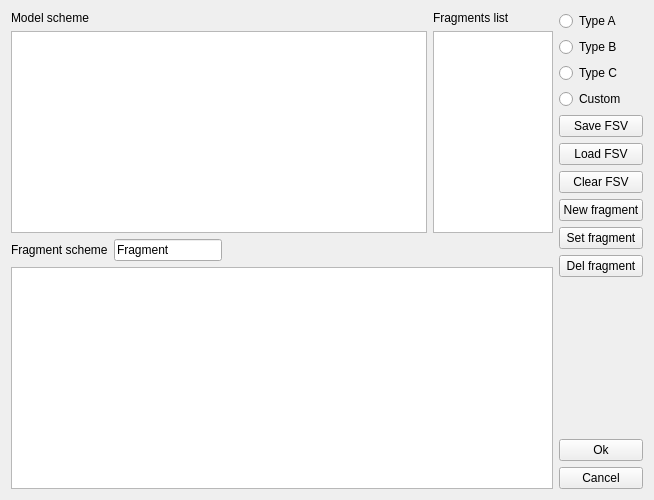
Old version of the form UI/fsu.ui in the repository bakeryproducts/ConstructorM4.
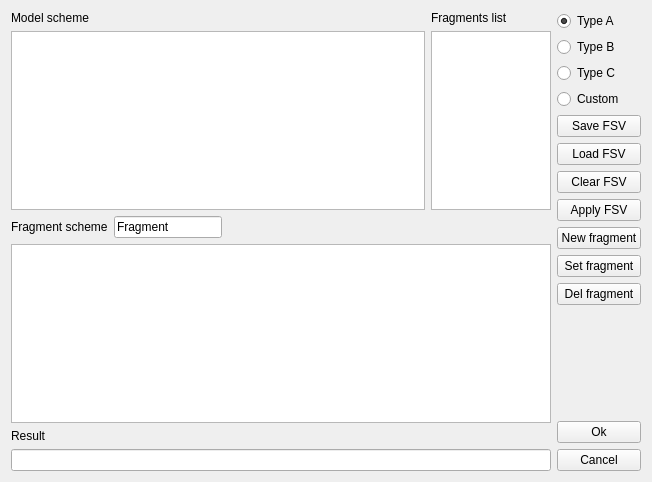
New version of the form.

```diff
--- a/UI/fsu.ui
+++ b/UI/fsu.ui
@@ -6,8 +6,8 @@
    <rect>
     <x>0</x>
     <y>0</y>
-    <width>654</width>
-    <height>500</height>
+    <width>652</width>
+    <height>482</height>
    </rect>
   </property>
   <property name="windowTitle">
@@ -97,6 +97,16 @@
        </attribute>
       </widget>
      </item>
+     <item>
+      <widget class="QLabel" name="label_4">
+       <property name="text">
+        <string>Result</string>
+       </property>
+      </widget>
+     </item>
+     <item>
+      <widget class="QLineEdit" name="ln_result"/>
+     </item>
     </layout>
    </item>
    <item>
@@ -106,6 +116,9 @@
        <property name="text">
         <string>Type A</string>
        </property>
+       <property name="checked">
+        <bool>true</bool>
+       </property>
       </widget>
      </item>
      <item>
@@ -150,6 +163,13 @@
        </property>
       </widget>
      </item>
+     <item>
+      <widget class="QPushButton" name="btn_applyfsv">
+       <property name="text">
+        <string>Apply FSV</string>
+       </property>
+      </widget>
+     </item>
      <item>
       <widget class="QPushButton" name="btn_newfrag">
        <property name="text">
@@ -189,6 +209,9 @@
        <property name="text">
         <string>Ok</string>
        </property>
+       <property name="autoDefault">
+        <bool>true</bool>
+       </property>
       </widget>
      </item>
      <item>
```
